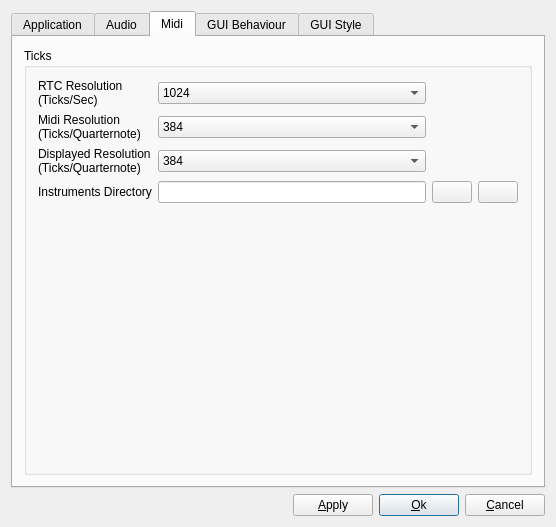
nengxu/lmuse, file muse/widgets/gensetbase.ui: the form before one commit.
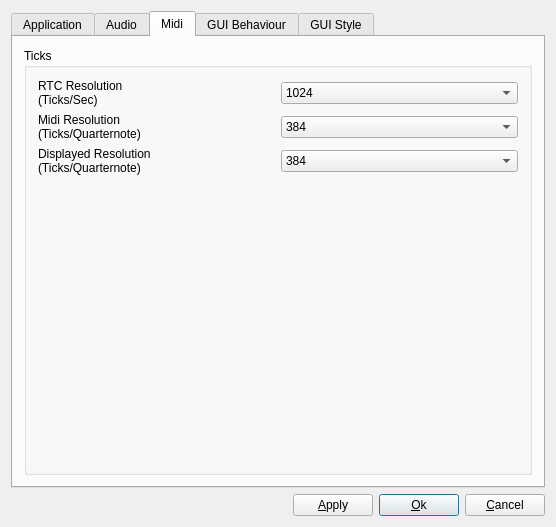
The form after the commit. The open tabs and pages were chosen to show the change.

Commit message: Fixed mixer + main geometry restore, templates + instruments folder fixes. See ChangeLog.

```diff
--- a/muse/widgets/gensetbase.ui
+++ b/muse/widgets/gensetbase.ui
@@ -1179,31 +1179,7 @@
             </item>
            </widget>
           </item>
-          <item row="3" column="0">
-           <widget class="QLabel" name="TextLabel3_4">
-            <property name="text">
-             <string>Instruments Directory</string>
-            </property>
-           </widget>
-          </item>
           <item row="3" column="1">
-           <widget class="QLineEdit" name="userInstrumentsPath"/>
-          </item>
-          <item row="3" column="2">
-           <widget class="QPushButton" name="selectInstrumentsDirButton">
-            <property name="text">
-             <string/>
-            </property>
-           </widget>
-          </item>
-          <item row="3" column="3">
-           <widget class="QPushButton" name="defaultInstrumentsDirButton">
-            <property name="text">
-             <string/>
-            </property>
-           </widget>
-          </item>
-          <item row="4" column="1">
            <spacer name="verticalSpacer_3">
             <property name="orientation">
              <enum>Qt::Vertical</enum>
```
The commit also changes 17 other files.
